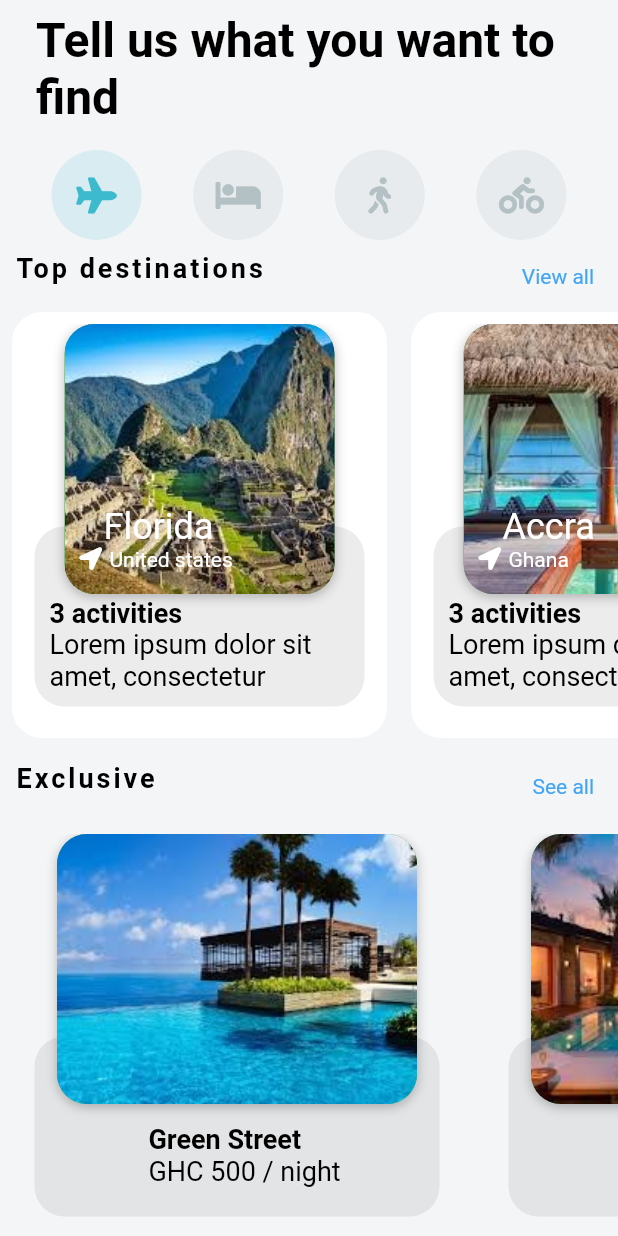
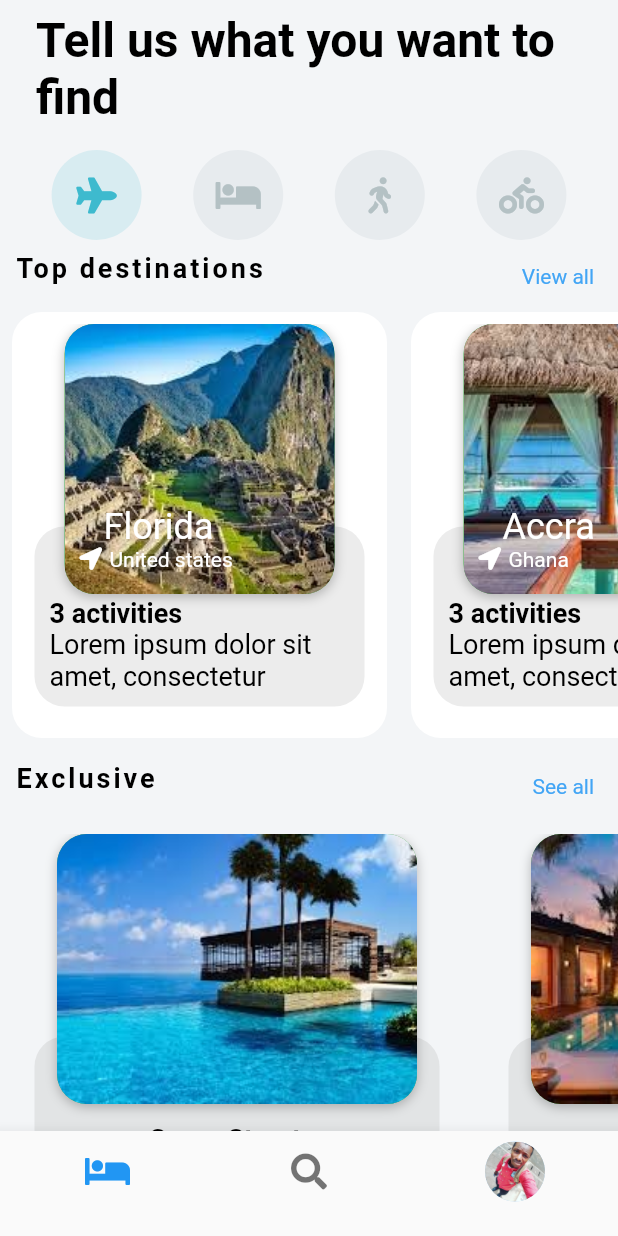
Before and after one commit to crataristo4/ui, a Flutter app: the HomeHotelPage screen opened directly, on a phone screen of 412 x 824 dp. Run offline on Flutter 3.47's test engine with Material 2 defaults, Android fonts, the phone set to English and light mode, and no system bars; our stand-ins replace font_awesome_flutter.

Commit message:
added destination.dart

```diff
--- a/lib/pages/hotelsui/HomeHotelPage.dart
+++ b/lib/pages/hotelsui/HomeHotelPage.dart
@@ -10,6 +10,7 @@ class HomeHotelPage extends StatefulWidget {
 
 class _HomeHotelPageState extends State<HomeHotelPage> {
   int _itemSelected = 0;
+  int _bottomNavSelected = 0;
 
   //LIST OF ICON DATA
   List<IconData> iconDataList = [
@@ -22,6 +23,26 @@ class _HomeHotelPageState extends State<HomeHotelPage> {
   @override
   Widget build(BuildContext context) {
     return Scaffold(
+      bottomNavigationBar: BottomNavigationBar(
+        currentIndex: _bottomNavSelected,
+        items: [
+          BottomNavigationBarItem(
+              icon: Icon(FontAwesomeIcons.bed), title: SizedBox.shrink()),
+          BottomNavigationBarItem(
+              icon: Icon(FontAwesomeIcons.search), title: SizedBox.shrink()),
+          BottomNavigationBarItem(
+              icon: CircleAvatar(
+                radius: 20,
+                backgroundImage: AssetImage("assets/images/photo.png"),
+              ),
+              title: SizedBox.shrink()),
+        ],
+        onTap: (value) {
+          setState(() {
+            _bottomNavSelected = value;
+          });
+        },
+      ),
       body: SafeArea(
           child: ListView(
         children: [
--- a/lib/widgets/topDestination.dart
+++ b/lib/widgets/topDestination.dart
@@ -2,6 +2,7 @@ import 'package:flutter/cupertino.dart';
 import 'package:flutter/material.dart';
 import 'package:font_awesome_flutter/font_awesome_flutter.dart';
 import 'package:ui/models/travelui/destination.dart';
+import 'package:ui/pages/travelui/destination.dart';
 
 class TopDestination extends StatelessWidget {
   @override
@@ -42,7 +43,16 @@ class TopDestination extends StatelessWidget {
       child: ListView.builder(
         itemBuilder: (context, index) {
           Destination destination = destinationList[index];
-          return Container(
+          return GestureDetector(
+            onTap: () {
+              Navigator.push(
+                  context,
+                  MaterialPageRoute(
+                      builder: (context) => DestinationScreen(
+                            destination: destination,
+                          )));
+            },
+            child: Container(
               margin: EdgeInsets.all(8),
               padding: EdgeInsets.all(8),
               height: 150,
@@ -77,7 +87,8 @@ class TopDestination extends StatelessWidget {
                             ),
                             Text(
                               destination.description,
-                            style: TextStyle(color: Colors.black, fontSize: 18),
+                              style:
+                                  TextStyle(color: Colors.black, fontSize: 18),
                               maxLines: 2,
                             ),
                           ],
@@ -129,9 +140,12 @@ class TopDestination extends StatelessWidget {
                                 children: [
                                   Icon(
                                     FontAwesomeIcons.locationArrow,
-                                  color: Colors.white, size: 15,
+                                    color: Colors.white,
+                                    size: 15,
                                   ),
-                                SizedBox(width: 5,),
+                                  SizedBox(
+                                    width: 5,
+                                  ),
                                   Text(
                                     destination.country,
                                     style: TextStyle(
@@ -147,6 +161,7 @@ class TopDestination extends StatelessWidget {
                   )
                 ],
               ),
+            ),
           );
         },
         itemCount: destinationList.length,
```
Also changed, not shown: lib/pages/travelui/destination.dart (added, +18 -0 lines). Lines whose indentation alone changed are shown as unchanged.
